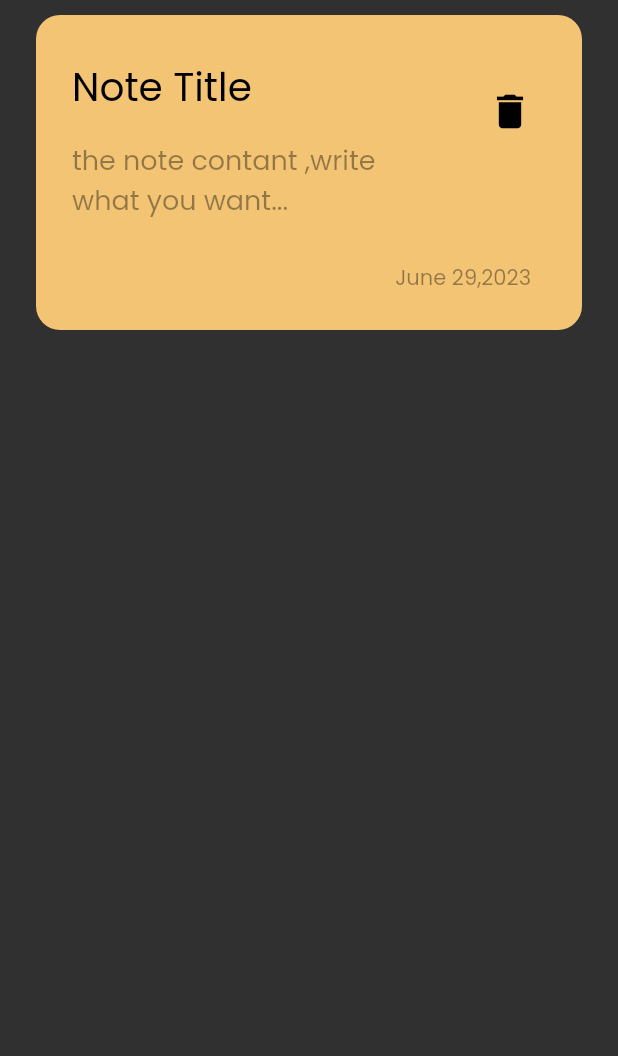
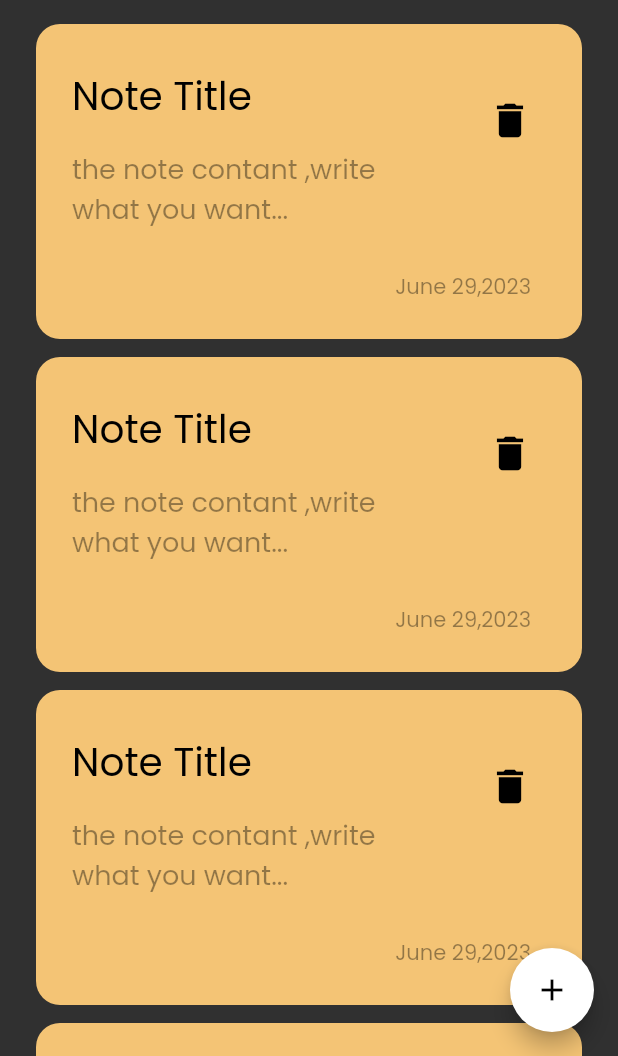
Before and after one commit to shehab-nabil/Notes_app, a Flutter app: the screen it shows after launch, on a phone screen of 412 x 824 dp, the part 180-1236 px from its top. Run offline on Flutter 3.47's test engine with Material 2 defaults, Android fonts, the phone set to English and light mode, and no system bars.

Commit message:
add floating action button and list view

```diff
--- a/lib/views/notes_view.dart
+++ b/lib/views/notes_view.dart
@@ -6,8 +6,12 @@ class NoteView extends StatelessWidget {
 
   @override
   Widget build(BuildContext context) {
-    return const Scaffold(
-      body: NotesViewBody(),
+    return Scaffold(
+      floatingActionButton: FloatingActionButton(
+          onPressed: () {},
+          backgroundColor: Colors.white,
+          child: const Icon(Icons.add)),
+      body: const NotesViewBody(),
     );
   }
 }
--- /dev/null
+++ b/lib/views/widgets/custom_note_list_view.dart
@@ -0,0 +1,18 @@
+import 'package:flutter/material.dart';
+import 'package:notes_app/views/widgets/note_item.dart';
+
+class NotesListView extends StatelessWidget {
+  const NotesListView({super.key});
+
+  @override
+  Widget build(BuildContext context) {
+    return ListView.builder(
+      itemBuilder: (context, index) {
+        return const Padding(
+          padding: EdgeInsets.symmetric(vertical: 6),
+          child: NoteItem(),
+        );
+      },
+    );
+  }
+}
--- a/lib/views/widgets/note_item.dart
+++ b/lib/views/widgets/note_item.dart
@@ -14,7 +14,7 @@ class NoteItem extends StatelessWidget {
         crossAxisAlignment: CrossAxisAlignment.end,
         children: [
           ListTile(
-            contentPadding: EdgeInsets.all(0),
+            contentPadding: const EdgeInsets.all(0),
             title: const Text(
               'Note Title',
               style: TextStyle(color: Colors.black, fontSize: 26),
--- a/lib/views/widgets/notes_view_body.dart
+++ b/lib/views/widgets/notes_view_body.dart
@@ -1,7 +1,6 @@
 import 'package:flutter/material.dart';
 import 'package:notes_app/views/widgets/custom_app_bar.dart';
-
-import 'note_item.dart';
+import 'package:notes_app/views/widgets/custom_note_list_view.dart';
 
 class NotesViewBody extends StatelessWidget {
   const NotesViewBody({super.key});
@@ -19,7 +18,7 @@ class NotesViewBody extends StatelessWidget {
           SizedBox(
             height: 10,
           ),
-          NoteItem(),
+          Expanded(child: NotesListView()),
         ],
       ),
     );
```
